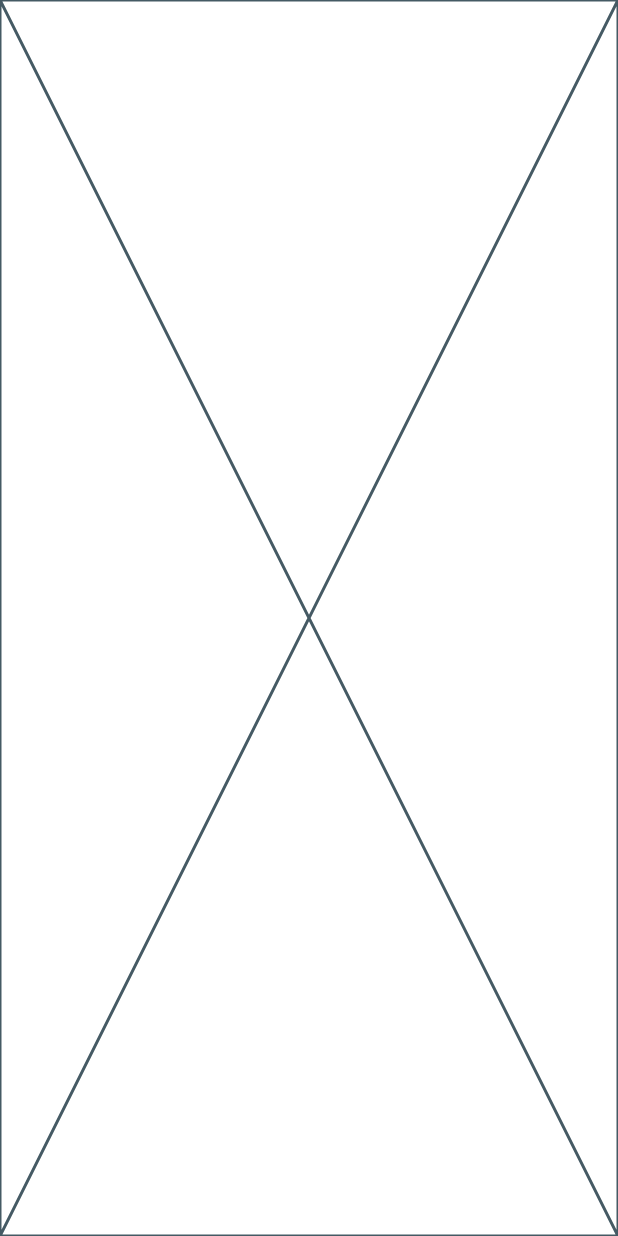
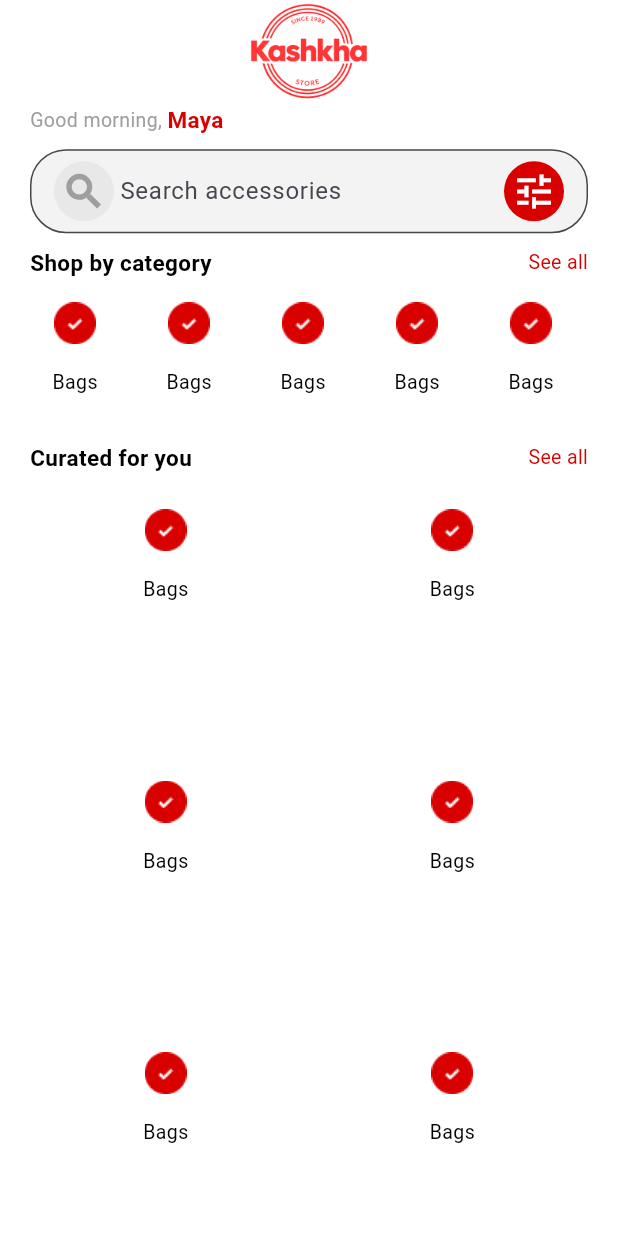
Before and after one commit to AbdelrahmanIsmaeil/KASHKHA, a Flutter app: the screen it shows after launch, on a phone screen of 412 x 824 dp. Run offline on Flutter 3.47's test engine with Material 3 defaults, Android fonts, the phone set to English and light mode, and no system bars.

Commit message:
Refactor color usage in forms and update HomeScreen layout with new design elements

```diff
--- a/lib/core/theme/app_colors.dart
+++ b/lib/core/theme/app_colors.dart
@@ -5,6 +5,7 @@ class AppColors {
   static const Color blackCLR = Colors.black;
   static const Color greyCLR = Colors.grey;
   static const Color whiteGreyCLR = Color(0xffF3F3F3);
+  static const Color textFieldFillColor = Color(0xffF3F3F3);
   static const Color pinkWhiteCLR = Color(0xFFFFD0D0);
   static const Color redCLR = Color(0xFFD90000);
 }
--- a/lib/features/authentication/presentation/screens/login_screen.dart
+++ b/lib/features/authentication/presentation/screens/login_screen.dart
@@ -45,7 +45,7 @@ class LoginScreen extends StatelessWidget {
                     child: TextFormField(
                       decoration: InputDecoration(
                         filled: true,
-                        fillColor: AppColors.whiteGreyCLR,
+                        fillColor: AppColors.textFieldFillColor,
                         prefixIcon: Icon(Icons.email, color: AppColors.greyCLR,),
                         hintText: 'Enter your email address',
                         border: OutlineInputBorder(
@@ -64,7 +64,7 @@ class LoginScreen extends StatelessWidget {
                     child: TextFormField(
                       decoration: InputDecoration(
                         filled: true,
-                        fillColor: AppColors.whiteGreyCLR,
+                        fillColor: AppColors.textFieldFillColor,
                         prefixIcon: Icon(Icons.lock_outline_rounded, color: AppColors.greyCLR,),
                         hintText: 'Enter your password',
                         border: OutlineInputBorder(
--- a/lib/features/authentication/presentation/screens/sign_up_screen.dart
+++ b/lib/features/authentication/presentation/screens/sign_up_screen.dart
@@ -58,7 +58,7 @@ class SignUpScreen extends StatelessWidget {
                           child: TextFormField(
                             decoration: InputDecoration(
                               filled: true,
-                              fillColor: AppColors.whiteGreyCLR,
+                              fillColor: AppColors.textFieldFillColor,
                               prefixIcon: Icon(Icons.person, color: AppColors.greyCLR,),
                               hintText: 'Enter your first name',
                               border: OutlineInputBorder(
@@ -79,7 +79,7 @@ class SignUpScreen extends StatelessWidget {
                           child: TextFormField(
                             decoration: InputDecoration(
                               filled: true,
-                              fillColor: AppColors.whiteGreyCLR,
+                              fillColor: AppColors.textFieldFillColor,
                               prefixIcon: Icon(Icons.person, color: AppColors.greyCLR,),
                               hintText: 'Enter your last name',
                               border: OutlineInputBorder(
@@ -101,7 +101,7 @@ class SignUpScreen extends StatelessWidget {
                     child: TextFormField(
                       decoration: InputDecoration(
                         filled: true,
-                        fillColor: AppColors.whiteGreyCLR,
+                        fillColor: AppColors.textFieldFillColor,
                         prefixIcon: Icon(Icons.email, color: AppColors.greyCLR,),
                         hintText: 'Enter your email address',
                         border: OutlineInputBorder(
@@ -120,7 +120,7 @@ class SignUpScreen extends StatelessWidget {
                     child: TextFormField(
                       decoration: InputDecoration(
                         filled: true,
-                        fillColor: AppColors.whiteGreyCLR,
+                        fillColor: AppColors.textFieldFillColor,
                         prefixIcon: Icon(Icons.lock_outline_rounded, color: AppColors.greyCLR,),
                         hintText: 'Enter your password',
                         border: OutlineInputBorder(
--- a/lib/features/home/presentation/screens/home_screen.dart
+++ b/lib/features/home/presentation/screens/home_screen.dart
@@ -1,10 +1,109 @@
 import 'package:flutter/material.dart';
+import 'package:kashkha/core/theme/app_colors.dart';
+import 'package:kashkha/core/theme/app_styles.dart';
 
 class HomeScreen extends StatelessWidget {
   const HomeScreen({super.key});
 
   @override
   Widget build(BuildContext context) {
-    return const Placeholder();
+    return Scaffold(
+      body: SingleChildScrollView(
+        child: SafeArea(
+          child: Padding(
+            padding: const EdgeInsets.symmetric(horizontal: 20.0),
+            child: Column(
+              children: [
+              Align(
+                  alignment: Alignment.center,
+                  child:  Image.asset('assets/images/KashkhaStore.png', width: 98,),
+                ),
+                Row(
+                  children: [
+                    Text('Good morning, ', style: AppStyles.style13Regular.copyWith(color: AppColors.greyCLR),),
+                    Text('Maya', style: AppStyles.style15Bold.copyWith(color: AppColors.redCLR),),
+                  ],
+                ),
+                SizedBox(height: 9,),
+                TextField(
+                  decoration: InputDecoration(
+                    filled: true,
+                    fillColor: AppColors.textFieldFillColor,
+                    prefixIcon: Padding(
+                      padding: const EdgeInsets.only(left: 16.0),
+                      child: CircleAvatar(
+                        backgroundColor: Color(0xffE8E8E8),
+                        child: Icon(Icons.search, color: AppColors.greyCLR, fontWeight: FontWeight.w900, size: 30,)),
+                    ),
+                    suffixIcon: Padding(
+                      padding: const EdgeInsets.only(right: 16.0),
+                      child: CircleAvatar(
+                        backgroundColor: AppColors.redCLR,
+                        child: Icon(Icons.tune, color: AppColors.whiteCLR, size: 30,)),
+                    ),
+                    hintText: 'Search accessories',
+                    border: OutlineInputBorder(
+                      borderRadius: BorderRadius.circular(24),
+                    ),
+                    focusedBorder: OutlineInputBorder(
+                      borderRadius: BorderRadius.circular(24),
+                      borderSide: BorderSide(color: AppColors.redCLR, width: 3),
+                    ),
+                  ),
+                ),
+                SizedBox(height: 9,),
+                Row(
+                  children: [
+                    Text('Shop by category', style: AppStyles.style15Bold.copyWith(color: AppColors.blackCLR),),
+                    Spacer(),
+                    Text('See all', style: AppStyles.style13Regular.copyWith(color: AppColors.redCLR),),
+                  ],
+                ),
+                SizedBox(
+                  height: 100,
+                  child: ListView.builder(
+                    scrollDirection: Axis.horizontal,
+                    itemBuilder: (context, index) {
+                    return Padding(
+                      padding: const EdgeInsets.only(right: 16.0),
+                      child: Column(
+                        children: [
+                          Image.asset('assets/images/True.png', width: 60,),
+                          Text('Bags', style: AppStyles.style13Regular.copyWith(color: AppColors.blackCLR),),
+                        ],
+                      ),
+                    );
+                  }, itemCount: 10, shrinkWrap: true,),
+                ),
+                SizedBox(height: 9,),
+                Row(
+                  children: [
+                    Text('Curated for you', style: AppStyles.style15Bold.copyWith(color: AppColors.blackCLR),),
+                    Spacer(),
+                    Text('See all', style: AppStyles.style13Regular.copyWith(color: AppColors.redCLR),),
+                  ],
+                ),
+                GridView.builder(
+                  gridDelegate: SliverGridDelegateWithFixedCrossAxisCount(
+                  crossAxisCount: 2,
+                  crossAxisSpacing: 10,
+                  ),
+                  itemBuilder: (context, index) {
+                    return Padding(
+                      padding: const EdgeInsets.all(8.0),
+                      child: Column(
+                        children: [
+                          Image.asset('assets/images/True.png', width: 60,),
+                          Text('Bags', style: AppStyles.style13Regular.copyWith(color: AppColors.blackCLR),),
+                        ],
+                      ),
+                    );
+                  }, itemCount: 10, shrinkWrap: true,),
+              ],
+            ),
+          ),
+        ),
+      ),
+    );
   }
 }
```
